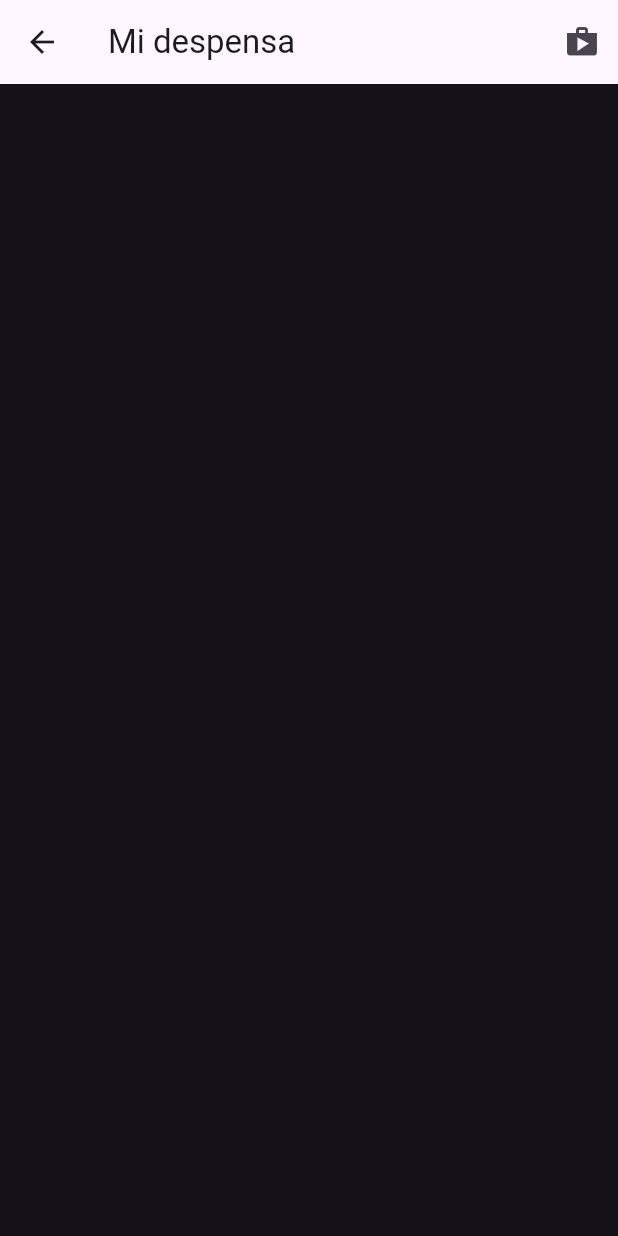
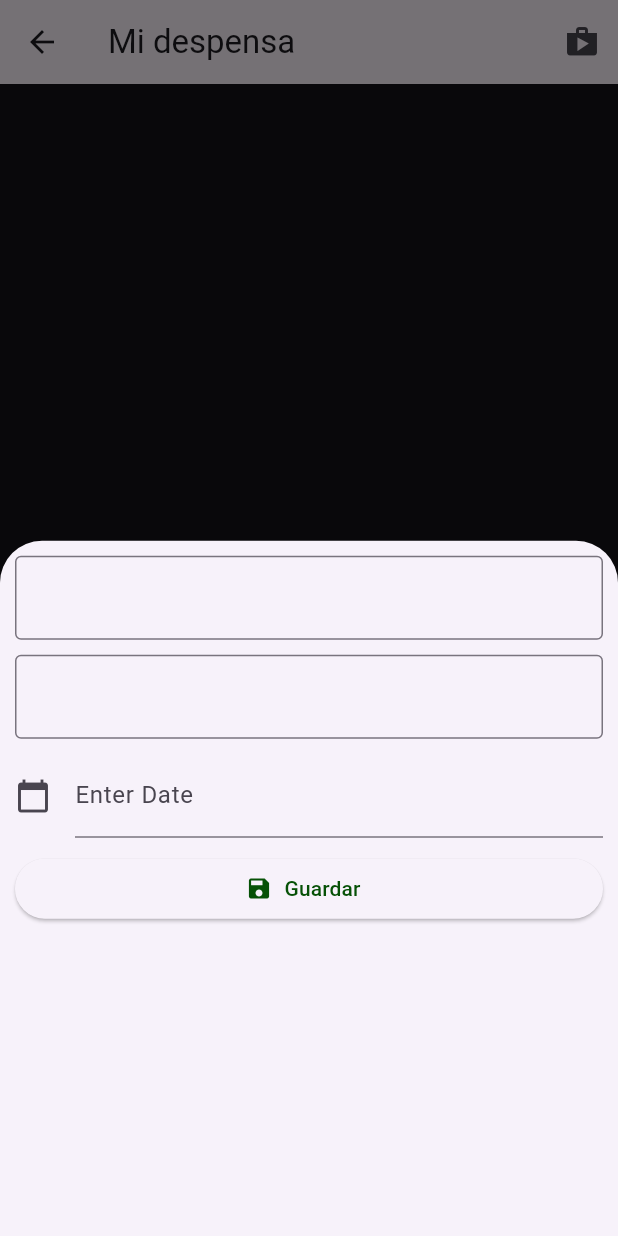
Before and after one commit to LeonardoRiveraITC/pmsn-2024, a Flutter app: the DespensaScreen screen opened by its route, after a tap on the "shop" icon, on a phone screen of 412 x 824 dp. Run offline on Flutter 3.47's test engine with Material 3 defaults, Android fonts, the phone set to English and light mode, and no system bars; our stand-ins replace sign_in_button, sqflite; missing offline and left inert: dart:ffi, day_night_switch, splash_view; accounts and stored records are empty.

Commit message:
21-02-24

```diff
--- a/lib/database/products_database.dart
+++ b/lib/database/products_database.dart
@@ -27,7 +27,7 @@ class ProductsDatabase{
         id INTEGER PRIMARY KEY,
         producto VARCHAR(30),
         cantidad INT,
-        caducidad DATE
+        caducidad carchar(10)
       );
       ''';
       db.execute(query);
--- a/lib/model/products_model.dart
+++ b/lib/model/products_model.dart
@@ -2,7 +2,7 @@ class ProductsModel{
   int? id;
   String? producto;
   int? cantidad;
-  DateTime? fechaCaducidad;
+  String? fechaCaducidad;
 
   ProductsModel({this.id,this.producto,this.cantidad,this.fechaCaducidad});
 
--- a/lib/screens/despensapp_screen.dart
+++ b/lib/screens/despensapp_screen.dart
@@ -1,7 +1,7 @@
 import 'package:flutter/material.dart';
+import 'package:intl/intl.dart';
 import 'package:pmsn2024/database/products_database.dart';
 import 'package:pmsn2024/model/products_model.dart';
-
 
 class DespensaScreen extends StatefulWidget {
   DespensaScreen({Key? key}) : super(key: key);
@@ -14,31 +14,142 @@ class _DespensaScreenState extends State<DespensaScreen> {
   ProductsDatabase? productsDB;
 
   @override
-  void initState(){
+  void initState() {
     super.initState();
-    productsDB=new ProductsDatabase();
+    productsDB = new ProductsDatabase();
   }
 
   Widget build(BuildContext context) {
+    final conNombre = TextEditingController();
+    final txtNombre = TextFormField(
+        keyboardType: TextInputType.text,
+        controller: conNombre,
+        decoration: const InputDecoration(border: OutlineInputBorder()));
+
+    final conCantidad = TextEditingController();
+    final txtCantidad = TextFormField(
+        keyboardType: TextInputType.number,
+        controller: conCantidad,
+        decoration: const InputDecoration(border: OutlineInputBorder()));
+    final space = SizedBox(height: 10);
+
+    final conFecha = TextEditingController();
+
+    final dateText = TextFormField(
+        controller: conFecha, //editing controller of this TextField
+        decoration: const InputDecoration(
+            icon: Icon(Icons.calendar_today), //icon of text field
+            labelText: "Enter Date" //label text of field
+            ),
+        readOnly: false, // when true user cannot edit text
+        onTap: () async {
+          DateTime? pickedDate = await showDatePicker(
+              context: context,
+              initialDate: DateTime.now(), //get today's date
+              firstDate: DateTime(
+                  2000), //DateTime.now() - not to allow to choose before today.
+              lastDate: DateTime(2101));
+          if (pickedDate != null) {
+            print(
+                pickedDate); //get the picked date in the format => 2022-07-04 00:00:00.000
+            String formattedDate = DateFormat('yyyy-MM-dd').format(
+                pickedDate); // format date in required form here we use yyyy-MM-dd that means time is removed
+            print(
+                formattedDate); //formatted date output using intl package =>  2022-07-04
+            //You can format date as per your need
+
+            setState(() {
+              conFecha.text =
+                  formattedDate; //set foratted date to TextField value.
+            });
+          } else {
+            print("Date is not selected");
+          }
+        });
+
+    final btnAgregar = ElevatedButton.icon(
+      onPressed: () {
+        Navigator.pop(context);
+        productsDB!.insert(
+          "productos",
+          {
+            "producto":conNombre.text,
+            "cantidad":conCantidad.text,
+            "caducidad":conFecha.text}).then(
+              (value) {
+              String msj;
+              if(value!=null){
+              msj="Producto insertado";
+            }else{
+              msj="Ocurrio un error";
+              var snackbar=SnackBar(content:Text(msj));
+              ScaffoldMessenger.of(context).showSnackBar(snackbar);
+            }
+            }) ;
+      },
+      icon: Icon(Icons.save),
+      label: Text("Guardar"),
+    );
+    final txtFecha = TextFormField(
+      onTap: () {},
+      controller: conFecha,
+      decoration: const InputDecoration(border: OutlineInputBorder()),
+    );
+
     return Scaffold(
-      appBar: AppBar(title: Text("Mi despensa"),
+      appBar: AppBar(
+        title: Text("Mi despensa"),
         actions: [
-        IconButton(onPressed: (){}, icon: Icon(Icons.shop))
+          IconButton(
+              onPressed: () {
+                showModalBottomSheet(
+                    context: context,
+                    builder: (context) {
+                      return ListView(
+                        padding: EdgeInsets.all(10),
+                        children: [
+                          txtNombre,
+                          space,
+                          txtCantidad,
+                          space,
+                          dateText,
+                          space,
+                          btnAgregar
+                        ],
+                      );
+                    });
+              },
+              icon: Icon(Icons.shop))
         ],
       ),
-      body: FutureBuilder(future: productsDB!.read(''), builder: (context, AsyncSnapshot<List<ProductsModel>> snapshot) {
-        if(snapshot.hasError){
-          return Center(child:Text("Something went wrong"));
-        }else {
-          if(snapshot.hasData){
-            return Container();
-          }else{
+      body: FutureBuilder(
+        future: productsDB!.read(''),
+        builder: (context, AsyncSnapshot<List<ProductsModel>> snapshot) {
+          if (snapshot.hasError) {
+            return Center(child: Text("Something went wrong"));
+          } else {
+            if (snapshot.hasData) {
+              return ListView.builder(itemCount: snapshot.data!.length,itemBuilder: (context,index){
+                return itemDespensa(snapshot.data![index]);
+              });
+            } else {
               return Center(child: CircularProgressIndicator());
             }
           }
-
         },
       ),
     );
   }
+  Widget itemDespensa(ProductsModel producto){
+    return Container(
+      height: 100,
+      child: Column(
+        children: [
+          Text(" ${producto.producto!}"),
+          Text(" ${producto.fechaCaducidad!}"),
+          Text(" ${producto.cantidad!}"),
+        ],
+      )
+    );
   }
+}
--- a/pubspec.yaml
+++ b/pubspec.yaml
@@ -40,6 +40,7 @@ dependencies:
   day_night_switch: ^1.0.4
   sqflite: ^2.3.2
   path_provider: ^2.1.2
+  intl: ^0.19.0
 
 dev_dependencies:
   flutter_test:
```
Also changed, not shown: lib/screens/register.dart (added, +18 -0 lines), pubspec.lock. Lines whose indentation alone changed are shown as unchanged.
